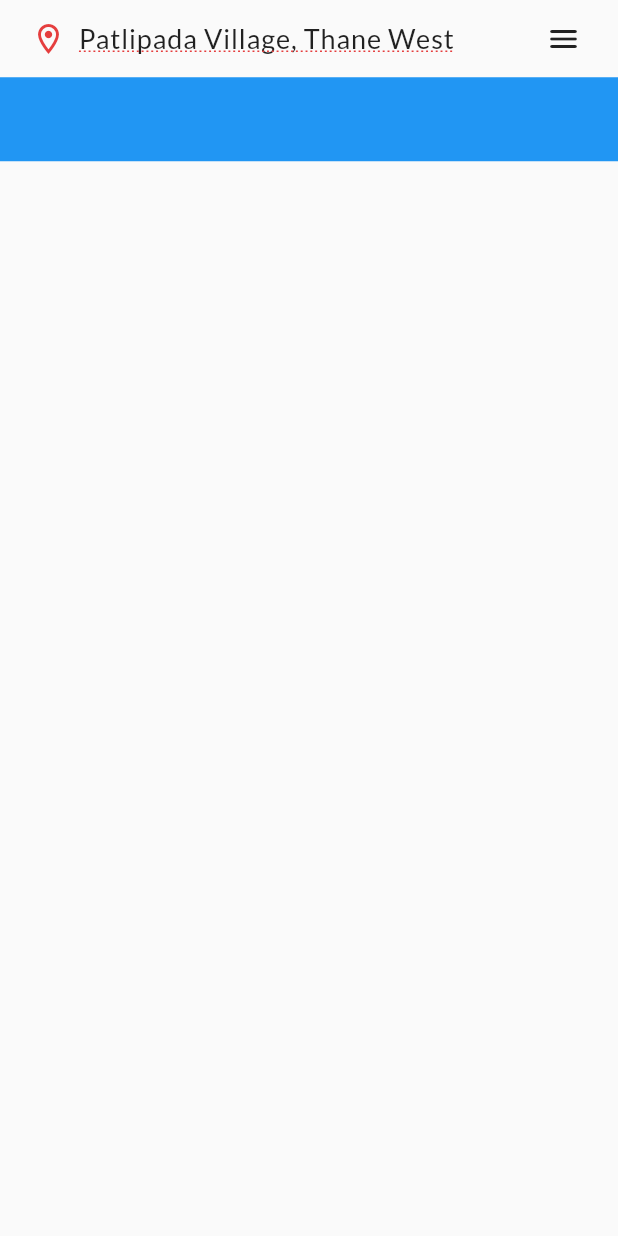
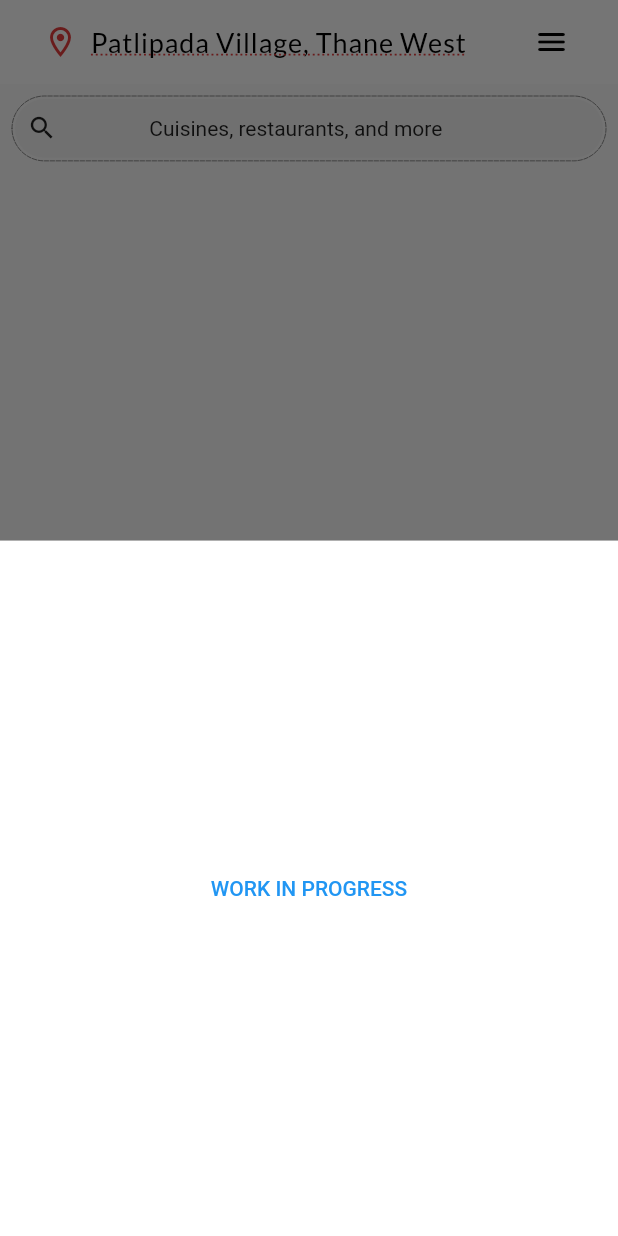
Before and after one commit to YadavGulshan/cuisine_app, a Flutter app: the screen it shows after launch, after a tap on "Patlipada Village, Thane West", on a phone screen of 412 x 824 dp. Run offline on Flutter 3.47's test engine with Material 2 defaults, Android fonts, the phone set to English and light mode, and no system bars; drawn by our look-alikes of dotted_border; our stand-ins replace google_fonts.

Commit message:
added bottom sheet

```diff
--- a/lib/constants.dart
+++ b/lib/constants.dart
@@ -1,3 +1,3 @@
 import 'package:flutter/cupertino.dart';
 
-const Color topBar = Color(0xFFE53E3E);
+const Color topBarColor = Color(0xFFE53E3E);
--- a/lib/homepage.dart
+++ b/lib/homepage.dart
@@ -1,4 +1,8 @@
+import 'dart:ui';
+
 import 'package:cuisine_app/constants.dart';
+import 'package:cuisine_app/widgets/topbar.dart';
+import 'package:dotted_border/dotted_border.dart';
 import 'package:flutter/material.dart';
 import 'package:google_fonts/google_fonts.dart';
 
@@ -7,66 +11,53 @@ class Homepage extends StatelessWidget {
 
   @override
   Widget build(BuildContext context) {
+    var screenHeight = MediaQuery.of(context).size.height;
     return Scaffold(
       body: CustomScrollView(
         physics: const BouncingScrollPhysics(
             parent: AlwaysScrollableScrollPhysics()),
         slivers: [
+          SliverAppBar(
+            title: topBar(context),
+          ),
           SliverToBoxAdapter(
-            child: SafeArea(
-                child: SizedBox(
-              height: MediaQuery.of(context).size.height / 16,
-              child: Row(
-                mainAxisAlignment: MainAxisAlignment.spaceAround,
-                children: [
-                  Row(
-                    children: [
-                      InkWell(
-                        onTap: () {},
+            child: Padding(
+              padding: const EdgeInsets.all(8.0),
+              child: InkWell(
+                child: DottedBorder(
+                  borderType: BorderType.RRect,
+                  strokeWidth: 0.3,
+                  strokeCap: StrokeCap.round,
+                  radius: const Radius.circular(22),
+                  child: ClipRRect(
+                    borderRadius: BorderRadius.circular(22),
+                    child: InkWell(
+                      onTap: () {},
+                      splashColor: Colors.transparent,
+                      child: Container(
+                        height: screenHeight / 21,
+                        decoration: BoxDecoration(
+                          color: Colors.grey[100],
+                        ),
                         child: Row(
-                          children: [
-                            const Padding(
+                          mainAxisAlignment: MainAxisAlignment.spaceAround,
+                          children: const [
+                            Padding(
                               padding: EdgeInsets.all(8.0),
                               child: Icon(
-                                Icons.location_on_outlined,
-                                color: topBar,
+                                Icons.search,
+                                size: 20,
                               ),
                             ),
-                            SizedBox(
-                              width: MediaQuery.of(context).size.width / 1.5,
-                              child: Text(
-                                "Patlipada Village, Thane West",
-                                overflow: TextOverflow.ellipsis,
-                                maxLines: 1,
-                                style: GoogleFonts.lato(
-                                  decoration: TextDecoration.underline,
-                                  decorationStyle: TextDecorationStyle.dotted,
-                                  decorationColor: topBar,
-                                  letterSpacing: 0.6,
-                                  fontWeight: FontWeight.w400,
-                                  fontSize: 18,
-                                ),
-                              ),
-                            ),
+                            Spacer(),
+                            Text("Cuisines, restaurants, and more"),
+                            Spacer(),
+                            Spacer(),
                           ],
                         ),
-                      )
-                    ],
+                      ),
+                    ),
                   ),
-                  IconButton(
-                    onPressed: () {},
-                    icon: const Icon(Icons.menu_rounded),
-                  )
-                ],
-              ),
-            )),
-          ),
-          SliverAppBar(
-            title: InkWell(
-              child: ClipRRect(
-                borderRadius: BorderRadius.circular(20),
-                child: Container(
-                  decoration: BoxDecoration(color: Colors.grey[100]),
                 ),
               ),
             ),
@@ -76,3 +67,22 @@ class Homepage extends StatelessWidget {
     );
   }
 }
+
+Future<dynamic> bottomSheet(BuildContext context, double height) {
+  return showModalBottomSheet(
+      backgroundColor: Colors.white,
+      context: context,
+      useRootNavigator: true,
+      builder: (BuildContext context) {
+        return Container(
+          color: Colors.white,
+          height: height / 1.5,
+          child: TextButton(
+            child: const Text("WORK IN PROGRESS"),
+            onPressed: () {
+              Navigator.pop(context);
+            },
+          ),
+        );
+      });
+}
--- a/lib/main.dart
+++ b/lib/main.dart
@@ -1,5 +1,6 @@
 import 'package:cuisine_app/homepage.dart';
 import 'package:flutter/material.dart';
+import 'package:google_fonts/google_fonts.dart';
 
 void main() {
   runApp(const MyApp());
@@ -14,6 +15,8 @@ class MyApp extends StatelessWidget {
       title: 'Flutter Demo',
       theme: ThemeData(
         primarySwatch: Colors.blue,
+        appBarTheme: AppBarTheme(color: Colors.white),
+        primaryTextTheme: GoogleFonts.latoTextTheme(),
       ),
       home: const Homepage(),
     );
--- /dev/null
+++ b/lib/widgets/topbar.dart
@@ -0,0 +1,62 @@
+import 'package:flutter/material.dart';
+import 'package:google_fonts/google_fonts.dart';
+
+import '../constants.dart';
+import '../homepage.dart';
+
+Widget topBar(BuildContext context) {
+  var height2 = MediaQuery.of(context).size.height;
+  var width2 = MediaQuery.of(context).size.width;
+  return SizedBox(
+    height: height2 / 16,
+    child: Row(
+      mainAxisAlignment: MainAxisAlignment.spaceAround,
+      children: [
+        Row(
+          children: [
+            InkWell(
+              onTap: () {
+                bottomSheet(context, height2);
+              },
+              child: Row(
+                children: [
+                  const Padding(
+                    padding: EdgeInsets.all(8.0),
+                    child: Icon(
+                      Icons.location_on_outlined,
+                      color: topBarColor,
+                    ),
+                  ),
+                  SizedBox(
+                    width: width2 / 1.5,
+                    child: Text(
+                      "Patlipada Village, Thane West",
+                      overflow: TextOverflow.ellipsis,
+                      maxLines: 1,
+                      style: GoogleFonts.lato(
+                        decoration: TextDecoration.underline,
+                        decorationStyle: TextDecorationStyle.dotted,
+                        decorationColor: topBarColor,
+                        letterSpacing: 0.6,
+                        fontWeight: FontWeight.w400,
+                        fontSize: 18,
+                        color: Colors.black,
+                      ),
+                    ),
+                  ),
+                ],
+              ),
+            )
+          ],
+        ),
+        IconButton(
+          onPressed: () {},
+          icon: const Icon(
+            Icons.menu_rounded,
+            color: Colors.black,
+          ),
+        )
+      ],
+    ),
+  );
+}
```
